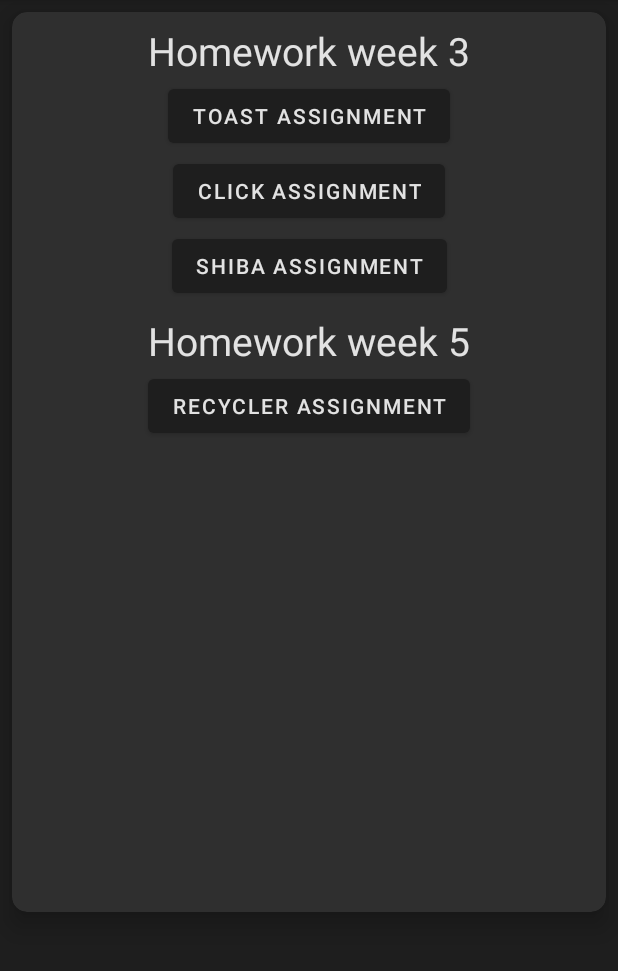
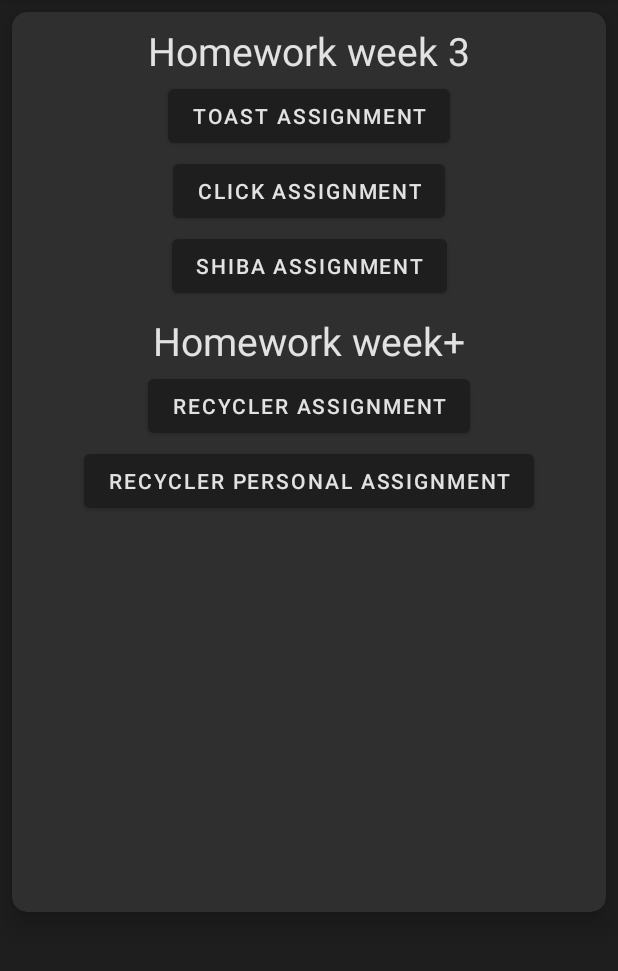
Before and after one commit to Exochos/AD340-App-Dev, an Android app: the screen it shows after launch (MainActivity), on a phone screen of 412 x 824 dp, the part 84-1055 px from its top. Run offline under Robolectric (Android 15) with nearby library versions, the phone set to English and light mode, and no system bars.

Commit message:
PersonalRecyclerview
...

```diff
--- a/app/src/main/java/com/example/myfirstkotlin/MainActivity.kt
+++ b/app/src/main/java/com/example/myfirstkotlin/MainActivity.kt
@@ -29,7 +29,10 @@ class MainActivity : AppCompatActivity() {
         button4.setOnClickListener {
             startActivity(Intent(this@MainActivity, RecyclerScreen::class.java))
         }
-
+        val button5: Button = findViewById(R.id.week5recyclerpersonal)
+        button5.setOnClickListener {
+            startActivity(Intent(this@MainActivity, RecyclerPersonalScreen::class.java))
+        }
     }
 
 }
--- a/app/src/main/java/com/example/myfirstkotlin/RecyclerScreen.kt
+++ b/app/src/main/java/com/example/myfirstkotlin/RecyclerScreen.kt
@@ -24,12 +24,10 @@ class NumberItem(val value: Int) {
 
 
 class NumberAdapter(private val numbers: List<NumberItem>) : RecyclerView.Adapter<NumberAdapter.NumberViewHolder>() {
-
     override fun onCreateViewHolder(parent: ViewGroup, viewType: Int): NumberViewHolder {
         val view = LayoutInflater.from(parent.context).inflate(R.layout.item_list, parent, false)
         return NumberViewHolder(view)
     }
-
     override fun onBindViewHolder(holder: NumberViewHolder, position: Int) {
         val numberItem = numbers[position]
         holder.bind(numberItem)
--- a/app/src/main/res/layout/activity_main.xml
+++ b/app/src/main/res/layout/activity_main.xml
@@ -82,7 +82,7 @@
             android:textColor="@color/white"
             android:rotationY="0"
             android:layout_marginBottom="8dp"
-            android:text="Homework week 5"
+            android:text="Homework week+"
             android:textSize="26sp"
             android:layout_marginTop="8dp"
             app:layout_constraintLeft_toLeftOf="parent"
@@ -98,7 +98,17 @@
             android:text="Recycler Assignment"
             app:layout_constraintEnd_toEndOf="@+id/viewWeek3"
             app:layout_constraintStart_toStartOf="@+id/viewWeek3" />
+        <Button
+            android:id="@+id/week5recyclerpersonal"
+            android:layout_width="wrap_content"
+            android:layout_height="wrap_content"
+            android:layout_marginTop="2sp"
+            app:layout_constraintTop_toBottomOf="@+id/week5recycler"
+            android:text="Recycler Personal Assignment"
+            app:layout_constraintEnd_toEndOf="@+id/viewWeek3"
+            app:layout_constraintStart_toStartOf="@+id/viewWeek3" />
         </androidx.constraintlayout.widget.ConstraintLayout>
+
         <FrameLayout
             android:id="@+id/fragment_container"
             android:layout_width="match_parent"
```
Also changed, not shown: app/src/main/AndroidManifest.xml (+9 -6 lines), app/src/main/java/com/example/myfirstkotlin/RecyclerPersonalScreen.kt (added, +65 -0 lines), app/src/main/res/layout/activity_recycler_personal_screen.xml (added, +17 -0 lines).
